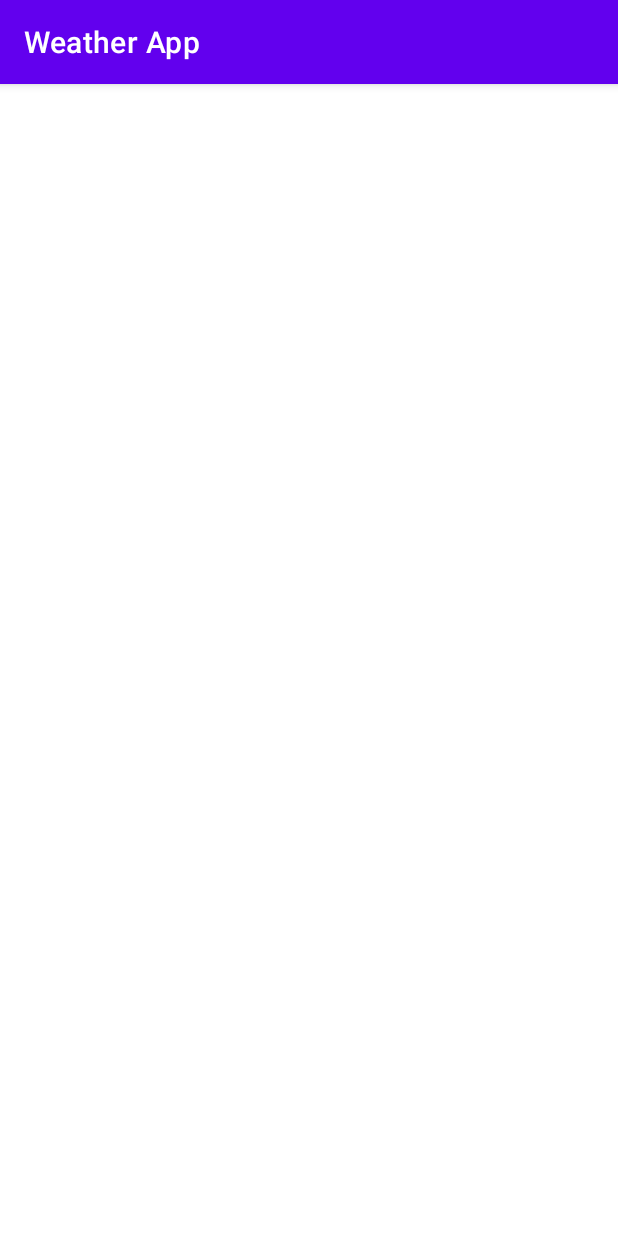
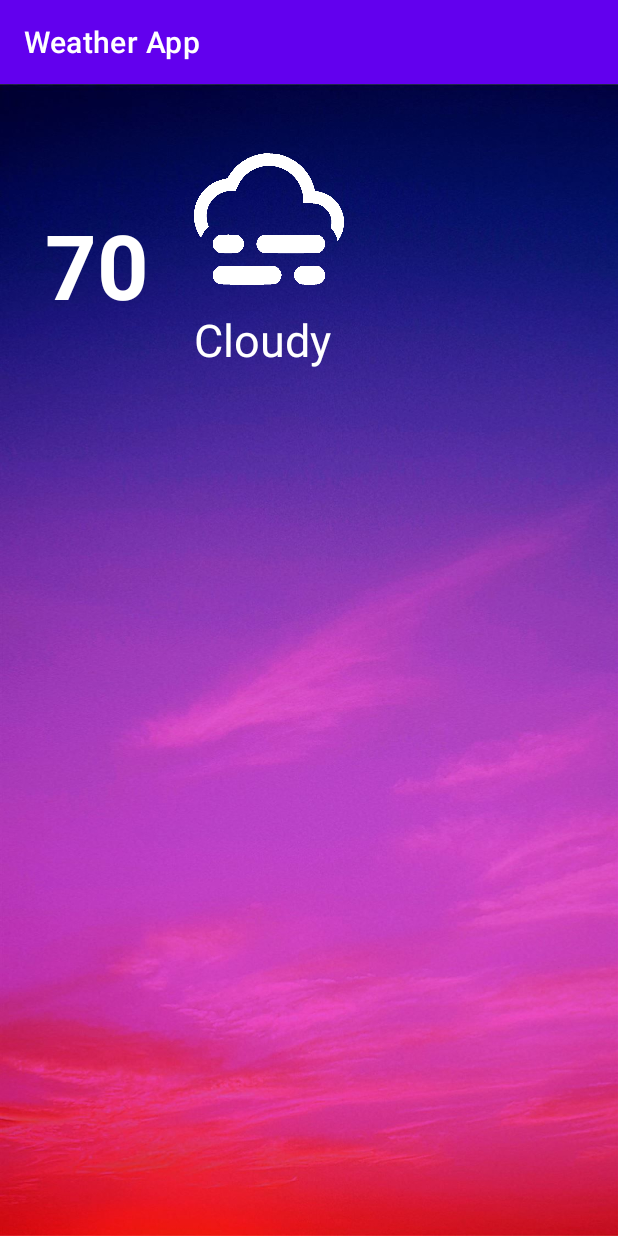
Before and after one commit to SajibMamun/Weather-App, an Android app: the MainActivity screen opened directly, with no data from a screen before it, on a phone screen of 412 x 824 dp. Run offline under Robolectric (Android 15) with nearby library versions, the phone set to English and light mode, and no system bars; our stand-ins replace ButterKnife, EventBus; 1 statement that could not run was skipped.

Commit message:
Ui Part Added

```diff
--- a/app/src/main/java/com/example/weatherapp/MainActivity.java
+++ b/app/src/main/java/com/example/weatherapp/MainActivity.java
@@ -4,6 +4,7 @@ import androidx.appcompat.app.AppCompatActivity;
 
 import android.os.Bundle;
 import android.util.Log;
+import android.widget.ImageView;
 import android.widget.TextView;
 import android.widget.Toast;
 
@@ -31,6 +32,10 @@ public class MainActivity extends AppCompatActivity {
 
     @BindView(R.id.TemperatureTvid)
     TextView temptextView;
+    @BindView(R.id.textsummaryid)
+    TextView summaryid;
+    @BindView(R.id.weatherimageid)
+    ImageView weatherimageid;
 
     @Override
     protected void onCreate(Bundle savedInstanceState) {
--- a/app/src/main/res/layout/activity_main.xml
+++ b/app/src/main/res/layout/activity_main.xml
@@ -4,17 +4,53 @@
     xmlns:tools="http://schemas.android.com/tools"
     android:layout_width="match_parent"
     android:layout_height="match_parent"
+    android:background="@drawable/weatherimage"
     tools:context=".MainActivity">
 
-    <TextView
-        android:id="@+id/TemperatureTvid"
+
+    <RelativeLayout
         android:layout_width="wrap_content"
         android:layout_height="wrap_content"
-        android:layout_centerInParent="true"
-        android:text=""
-        android:textAlignment="center"
-        android:textColor="#03A9F4"
-        android:textSize="70dp"
-        android:textStyle="bold" />
+        android:layout_marginTop="30dp"
+
+        >
+
+        <TextView
+            android:id="@+id/TemperatureTvid"
+            android:layout_width="wrap_content"
+            android:layout_height="wrap_content"
+            android:layout_marginLeft="30dp"
+            android:layout_marginTop="50dp"
+            android:text="70"
+            android:textAlignment="center"
+            android:textColor="@color/white"
+            android:textSize="60dp"
+            android:textStyle="bold" />
+
+        <ImageView
+            android:id="@+id/weatherimageid"
+            android:layout_width="100dp"
+            android:layout_height="120dp"
+            android:layout_marginLeft="30dp"
+            android:layout_marginRight="30dp"
+            android:layout_toRightOf="@id/TemperatureTvid"
+            android:src="@drawable/fog"
+            app:tint="@color/white" />
+
+        <TextView
+            android:id="@+id/textsummaryid"
+            android:layout_width="match_parent"
+            android:layout_height="wrap_content"
+            android:layout_below="@id/weatherimageid"
+            android:layout_alignParentEnd="true"
+            android:layout_marginLeft="30dp"
+            android:layout_marginRight="30dp"
+            android:layout_toRightOf="@id/TemperatureTvid"
+            android:text="Cloudy"
+            android:textColor="@color/white"
+            android:textSize="30sp" />
+
+    </RelativeLayout>
+
 
 </RelativeLayout>
```
Also changed, not shown: app/src/main/res/drawable-v24/clearday.png (added), app/src/main/res/drawable-v24/clearnight.png (added), app/src/main/res/drawable-v24/cloudy.png (added), app/src/main/res/drawable-v24/fog.png (added), app/src/main/res/drawable-v24/partlycloudyday.png (added), app/src/main/res/drawable-v24/partlycloudynight.png (added), app/src/main/res/drawable-v24/rain.png (added), app/src/main/res/drawable-v24/sleet.png (added), app/src/main/res/drawable-v24/snow.png (added), app/src/main/res/drawable-v24/thunderstrom.png (added), app/src/main/res/drawable-v24/weatherimage.jpg (added), app/src/main/res/drawable-v24/wind.png (added).
